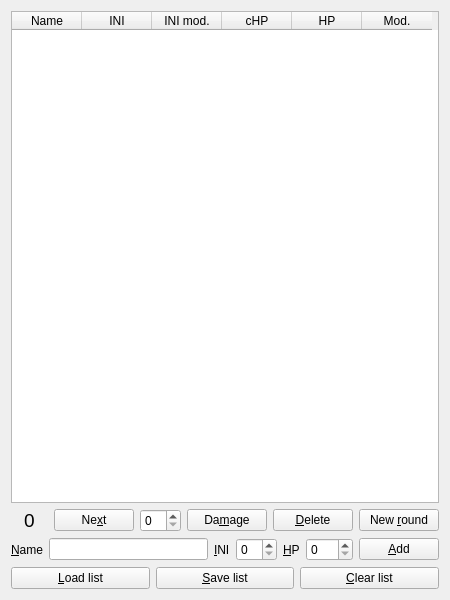
First picture: the form in UI/TurnOrderWidget.ui, repository andreassch/RPGAssistant, before the edit.
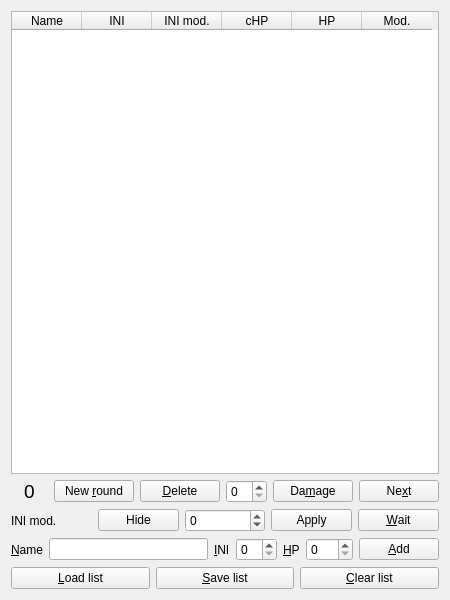
Second picture: the form after the edit. Icons and pictures are not drawn.

Commit message: Implemented feature wishes and fixed minor bugs in the turn order list.

What changed in the file:
```diff
--- a/UI/TurnOrderWidget.ui
+++ b/UI/TurnOrderWidget.ui
@@ -109,9 +109,16 @@
       </widget>
      </item>
      <item>
-      <widget class="QPushButton" name="buttonNext">
+      <widget class="QPushButton" name="buttonStart">
        <property name="text">
-        <string>Ne&amp;xt</string>
+        <string>New &amp;round</string>
+       </property>
+      </widget>
+     </item>
+     <item>
+      <widget class="QPushButton" name="buttonDelete">
+       <property name="text">
+        <string>&amp;Delete</string>
        </property>
       </widget>
      </item>
@@ -126,16 +133,51 @@
       </widget>
      </item>
      <item>
-      <widget class="QPushButton" name="buttonDelete">
+      <widget class="QPushButton" name="buttonNext">
        <property name="text">
-        <string>&amp;Delete</string>
+        <string>Ne&amp;xt</string>
        </property>
       </widget>
      </item>
+    </layout>
+   </item>
+   <item>
+    <layout class="QHBoxLayout" name="horizontalLayoutIniMod">
      <item>
-      <widget class="QPushButton" name="buttonStart">
+      <widget class="QLabel" name="labelIniMod">
        <property name="text">
-        <string>New &amp;round</string>
+        <string>INI mod.</string>
+       </property>
+       <property name="buddy">
+        <cstring>spinBoxIniMod</cstring>
+       </property>
+      </widget>
+     </item>
+     <item>
+      <widget class="QPushButton" name="buttonIniModHide">
+       <property name="text">
+        <string>Hide</string>
+       </property>
+      </widget>
+     </item>
+     <item>
+      <widget class="QSpinBox" name="spinBoxIniMod">
+       <property name="minimum">
+        <number>-99</number>
+       </property>
+      </widget>
+     </item>
+     <item>
+      <widget class="QPushButton" name="buttonIniModApply">
+       <property name="text">
+        <string>Apply</string>
+       </property>
+      </widget>
+     </item>
+     <item>
+      <widget class="QPushButton" name="buttonWait">
+       <property name="text">
+        <string>&amp;Wait</string>
        </property>
       </widget>
      </item>
```
Left out of the diff: 2 changed lines with no effect on the pictures. The commit also changes 4 other files.
